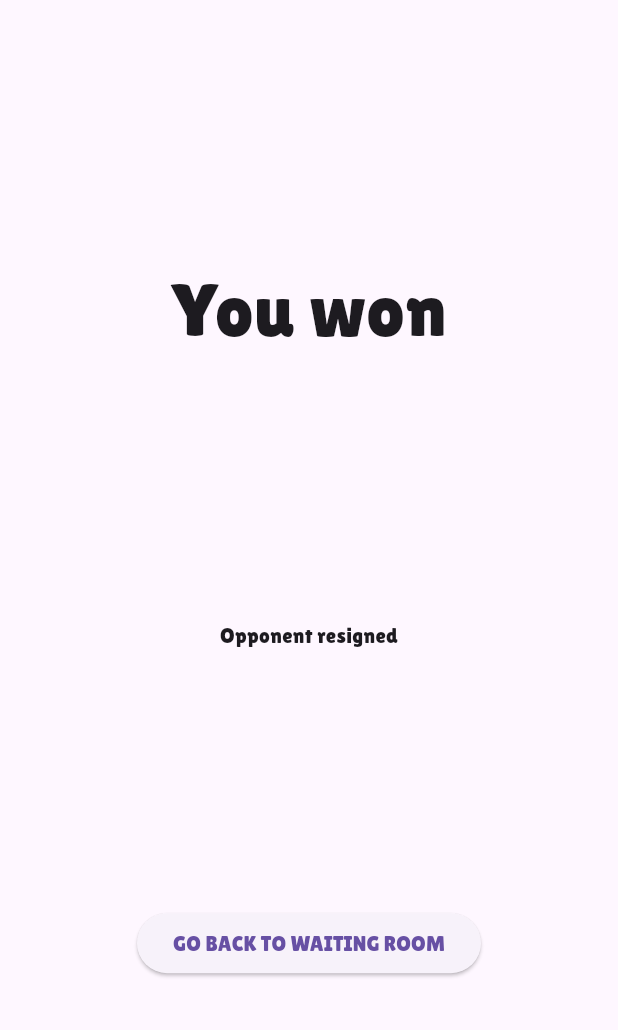
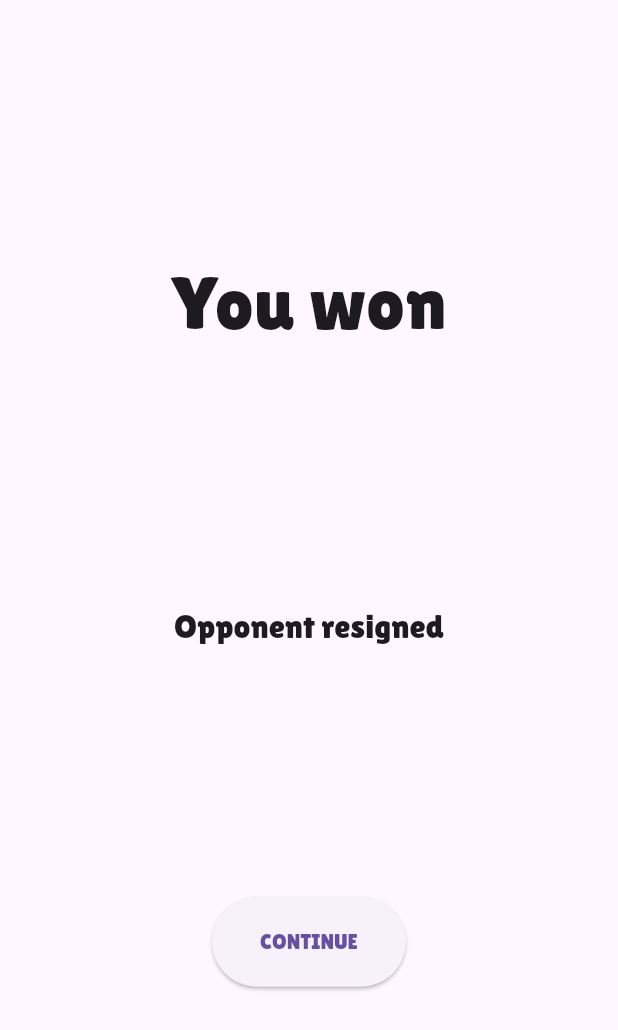
Before and after one commit to samuelerizzato/briscola-bluetooth, a Flutter app: the GameResultScreen screen opened directly, on a phone screen of 412 x 824 dp. Shown: the top 1030 px of the screen. Run offline on Flutter 3.47's test engine with Material 3 defaults, Android fonts, the light colour scheme and no system bars; our stand-ins replace flutter_blue_plus; missing offline and left inert: bluetooth_low_energy, flame.

Commit message:
Change game result screen style

```diff
--- a/lib/ui/screens/game_result_screen.dart
+++ b/lib/ui/screens/game_result_screen.dart
@@ -21,13 +21,19 @@ class GameResultScreen extends StatelessWidget {
               getOutcomeMessage(result.outcome),
               style: TextStyle(fontSize: 50.0),
             ),
-            Text(getMessage(result.outcome)),
+            Text(
+              getMessage(result.outcome),
+              style: Theme.of(context).textTheme.titleLarge,
+            ),
             if (!resign) buildScoreTable(context),
             ElevatedButton(
+              style: ElevatedButton.styleFrom(
+                padding: EdgeInsets.symmetric(horizontal: 32, vertical: 20),
+              ),
               onPressed: () {
                 Navigator.of(context).pop();
               },
-              child: Text('Go back to waiting room'.toUpperCase()),
+              child: Text('Continue'.toUpperCase()),
             ),
           ],
         ),
```
